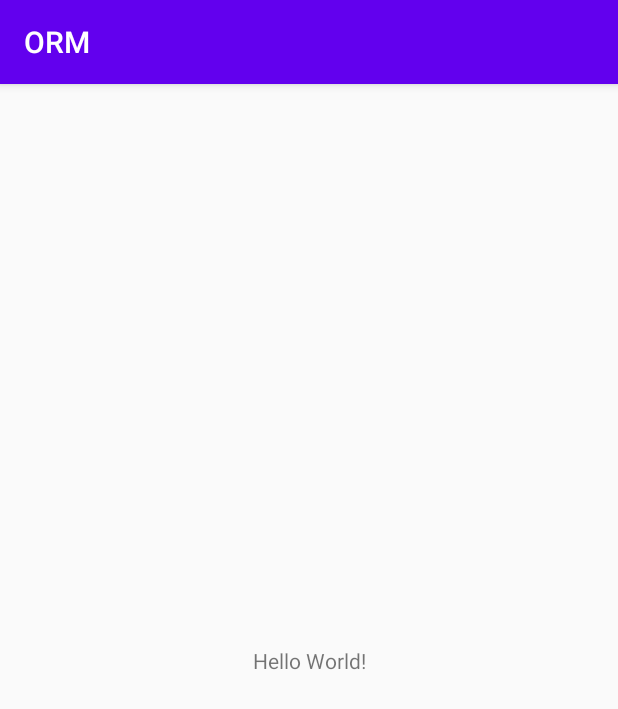
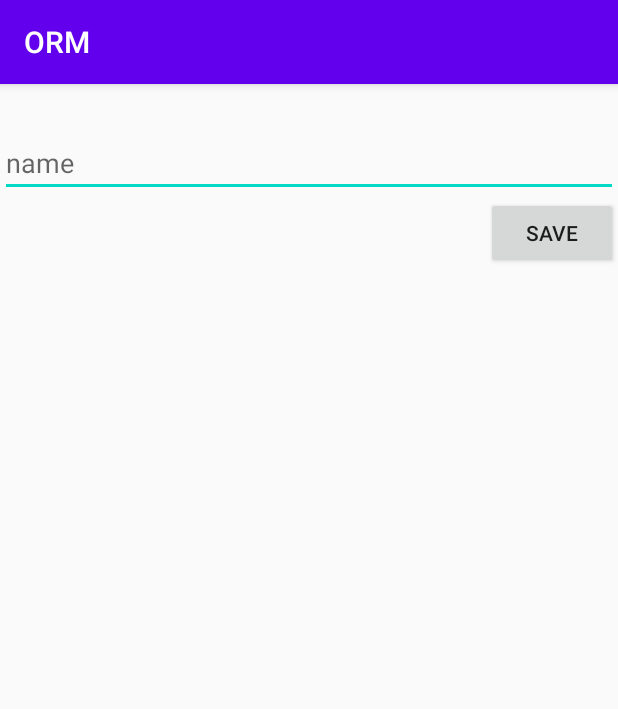
Before and after one commit to hosseinkasiri/ORM, an Android app: the screen it shows after launch (MainActivity), on a phone screen of 412 x 824 dp. Shown: the top 709 px of the screen. Run offline under Robolectric (Android 15) with nearby library versions, the phone set to English and light mode, and no system bars; libraries missing offline, so code that uses them is left out: org.greenrobot.greendao; 4 statements that could not run were skipped.

Commit message:
add name from edittext

```diff
--- a/app/build.gradle
+++ b/app/build.gradle
@@ -31,5 +31,6 @@ dependencies {
     androidTestImplementation 'androidx.test.ext:junit:1.1.1'
     androidTestImplementation 'androidx.test.espresso:espresso-core:3.2.0'
     implementation 'org.greenrobot:greendao:3.3.0'
+    debugImplementation 'com.amitshekhar.android:debug-db:1.0.6'
 
 }
--- a/app/src/main/java/com/example/orm/App.java
+++ b/app/src/main/java/com/example/orm/App.java
@@ -8,7 +8,6 @@ import com.example.orm.model.DaoSession;
 import org.greenrobot.greendao.database.Database;
 
 public class App extends Application {
-
     private static App app;
     private DaoSession mDaoSession;
 
--- a/app/src/main/java/com/example/orm/MainActivity.java
+++ b/app/src/main/java/com/example/orm/MainActivity.java
@@ -3,12 +3,46 @@ package com.example.orm;
 import androidx.appcompat.app.AppCompatActivity;
 
 import android.os.Bundle;
+import android.util.Log;
+import android.view.View;
+import android.widget.Button;
+import android.widget.EditText;
+import android.widget.Toast;
+
+import com.example.orm.model.DaoSession;
+import com.example.orm.model.Note;
+import com.example.orm.model.NoteDao;
 
 public class MainActivity extends AppCompatActivity {
+
+    private static final String TAG = "TAG_MainActivity";
+    private EditText mNameEditText;
+    private Button mSaveButton;
+    private NoteDao noteDao;
 
     @Override
     protected void onCreate(Bundle savedInstanceState) {
         super.onCreate(savedInstanceState);
         setContentView(R.layout.activity_main);
+        findViews();
+        DaoSession daoSession = (App.getApp()).getDaoSession();
+         noteDao = daoSession.getNoteDao();
+         addListeners();
+    }
+    private void findViews() {
+        mNameEditText = findViewById(R.id.name_edit_text);
+        mSaveButton = findViewById(R.id.save_button);
+    }
+    private  void addListeners(){
+        mSaveButton.setOnClickListener(new View.OnClickListener() {
+            @Override
+            public void onClick(View v) {
+                String name = mNameEditText.getText().toString();
+                Note note = new Note();
+                note.setMName(name);
+               long id = noteDao.insert(note);
+               //Toast.makeText(MainActivity.this, String.valueOf(id),Toast.LENGTH_SHORT).show();
+            }
+        });
     }
 }
--- a/app/src/main/java/com/example/orm/model/Note.java
+++ b/app/src/main/java/com/example/orm/model/Note.java
@@ -29,6 +29,4 @@ public class Note {
     public void setMName(String mName) {
         this.mName = mName;
     }
-
-
 }
--- a/app/src/main/res/layout/activity_main.xml
+++ b/app/src/main/res/layout/activity_main.xml
@@ -1,18 +1,24 @@
 <?xml version="1.0" encoding="utf-8"?>
-<androidx.constraintlayout.widget.ConstraintLayout xmlns:android="http://schemas.android.com/apk/res/android"
+<LinearLayout xmlns:android="http://schemas.android.com/apk/res/android"
     xmlns:app="http://schemas.android.com/apk/res-auto"
     xmlns:tools="http://schemas.android.com/tools"
     android:layout_width="match_parent"
     android:layout_height="match_parent"
-    tools:context=".MainActivity">
+    tools:context=".MainActivity"
+    android:orientation="vertical">
 
-    <TextView
+    <EditText
+        android:layout_marginTop="30dp"
+        android:id="@+id/name_edit_text"
+        android:layout_width="match_parent"
+        android:layout_height="wrap_content"
+        android:hint="name"/>
+
+    <Button
+        android:id="@+id/save_button"
         android:layout_width="wrap_content"
         android:layout_height="wrap_content"
-        android:text="Hello World!"
-        app:layout_constraintBottom_toBottomOf="parent"
-        app:layout_constraintLeft_toLeftOf="parent"
-        app:layout_constraintRight_toRightOf="parent"
-        app:layout_constraintTop_toTopOf="parent" />
+        android:layout_gravity="right"
+        android:text="save"/>
 
-</androidx.constraintlayout.widget.ConstraintLayout>
+</LinearLayout>
```
